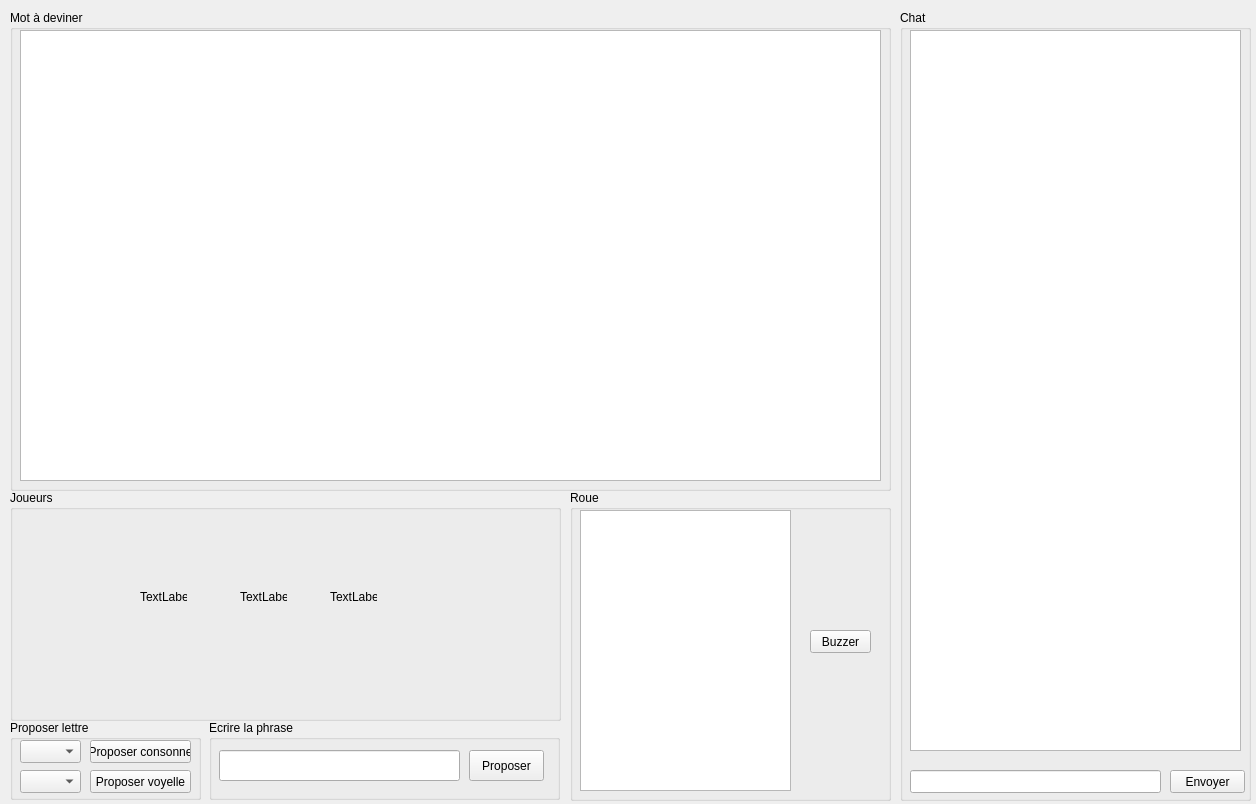
Dorian-Chapoulie/Roue-de-la-fortune, file Roue_De_La_Fortune/ui/game.ui: the form before one commit.
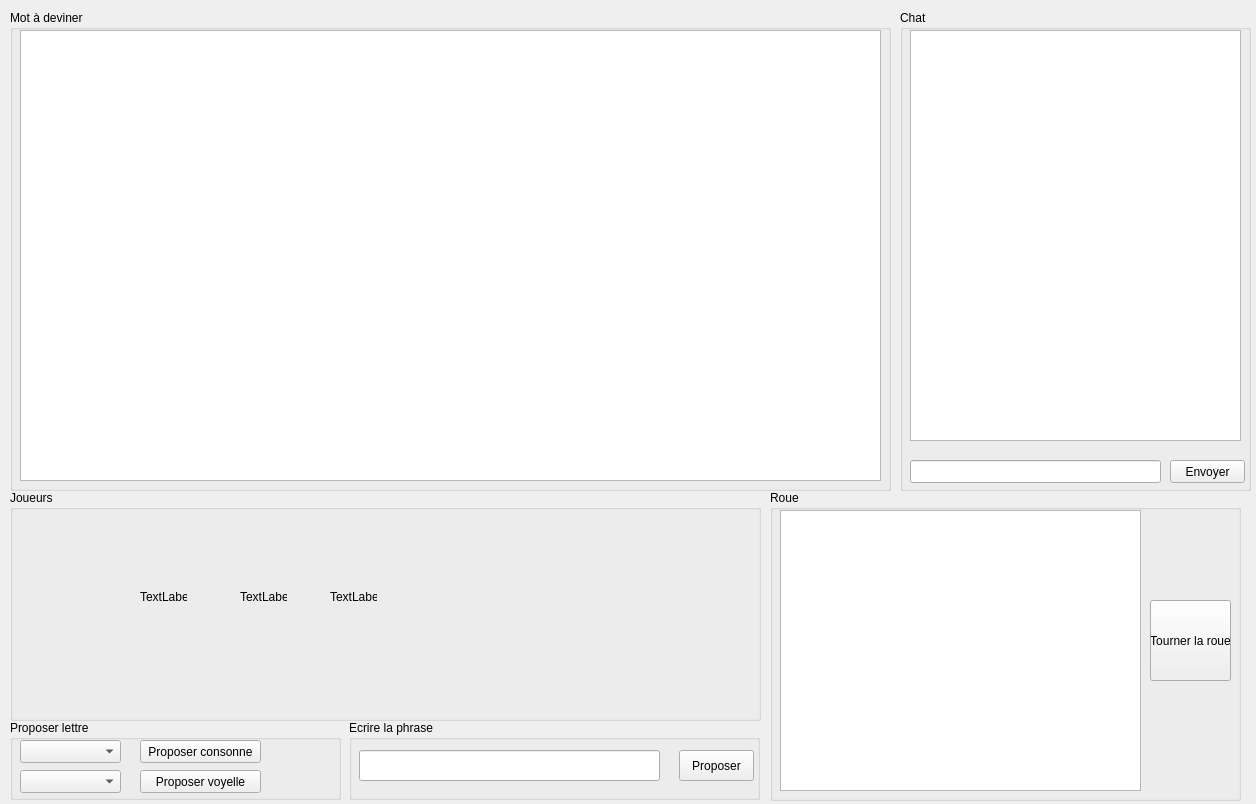
The form after the commit.

The edit to the form file:
```diff
--- a/Roue_De_La_Fortune/ui/game.ui
+++ b/Roue_De_La_Fortune/ui/game.ui
@@ -19,7 +19,7 @@
      <x>900</x>
      <y>10</y>
      <width>351</width>
-     <height>791</height>
+     <height>481</height>
     </rect>
    </property>
    <property name="title">
@@ -31,7 +31,7 @@
       <x>10</x>
       <y>20</y>
       <width>331</width>
-      <height>721</height>
+      <height>411</height>
      </rect>
     </property>
    </widget>
@@ -39,7 +39,7 @@
     <property name="geometry">
      <rect>
       <x>10</x>
-      <y>760</y>
+      <y>450</y>
       <width>251</width>
       <height>23</height>
      </rect>
@@ -49,7 +49,7 @@
     <property name="geometry">
      <rect>
       <x>270</x>
-      <y>760</y>
+      <y>450</y>
       <width>75</width>
       <height>23</height>
      </rect>
@@ -87,7 +87,7 @@
     <rect>
      <x>10</x>
      <y>490</y>
-     <width>551</width>
+     <width>751</width>
      <height>231</height>
     </rect>
    </property>
@@ -137,9 +137,9 @@
   <widget class="QGroupBox" name="groupBox_3">
    <property name="geometry">
     <rect>
-     <x>570</x>
+     <x>770</x>
      <y>490</y>
-     <width>321</width>
+     <width>471</width>
      <height>311</height>
     </rect>
    </property>
@@ -151,7 +151,7 @@
      <rect>
       <x>10</x>
       <y>20</y>
-      <width>211</width>
+      <width>361</width>
       <height>281</height>
      </rect>
     </property>
@@ -159,23 +159,23 @@
    <widget class="QPushButton" name="buttonBuzzer">
     <property name="geometry">
      <rect>
-      <x>240</x>
-      <y>140</y>
-      <width>61</width>
-      <height>23</height>
+      <x>380</x>
+      <y>110</y>
+      <width>81</width>
+      <height>81</height>
      </rect>
     </property>
     <property name="text">
-     <string>Buzzer</string>
+     <string>Tourner la roue</string>
     </property>
    </widget>
   </widget>
   <widget class="QGroupBox" name="groupBox_4">
    <property name="geometry">
     <rect>
-     <x>209</x>
+     <x>349</x>
      <y>720</y>
-     <width>351</width>
+     <width>411</width>
      <height>80</height>
     </rect>
    </property>
@@ -187,7 +187,7 @@
      <rect>
       <x>10</x>
       <y>30</y>
-      <width>241</width>
+      <width>301</width>
       <height>31</height>
      </rect>
     </property>
@@ -200,7 +200,7 @@
    <widget class="QPushButton" name="pushButton">
     <property name="geometry">
      <rect>
-      <x>260</x>
+      <x>330</x>
       <y>30</y>
       <width>75</width>
       <height>31</height>
@@ -216,7 +216,7 @@
     <rect>
      <x>10</x>
      <y>720</y>
-     <width>191</width>
+     <width>331</width>
      <height>80</height>
     </rect>
    </property>
@@ -228,7 +228,7 @@
      <rect>
       <x>10</x>
       <y>20</y>
-      <width>61</width>
+      <width>101</width>
       <height>23</height>
      </rect>
     </property>
@@ -236,9 +236,9 @@
    <widget class="QPushButton" name="pushButtonConsonne">
     <property name="geometry">
      <rect>
-      <x>80</x>
+      <x>130</x>
       <y>20</y>
-      <width>101</width>
+      <width>121</width>
       <height>23</height>
      </rect>
     </property>
@@ -251,7 +251,7 @@
      <rect>
       <x>10</x>
       <y>50</y>
-      <width>61</width>
+      <width>101</width>
       <height>23</height>
      </rect>
     </property>
@@ -259,9 +259,9 @@
    <widget class="QPushButton" name="pushButtonVoyelle">
     <property name="geometry">
      <rect>
-      <x>80</x>
+      <x>130</x>
       <y>50</y>
-      <width>101</width>
+      <width>121</width>
       <height>23</height>
      </rect>
     </property>
```
Left out of the diff: 2 changed lines with no effect on the pictures.
